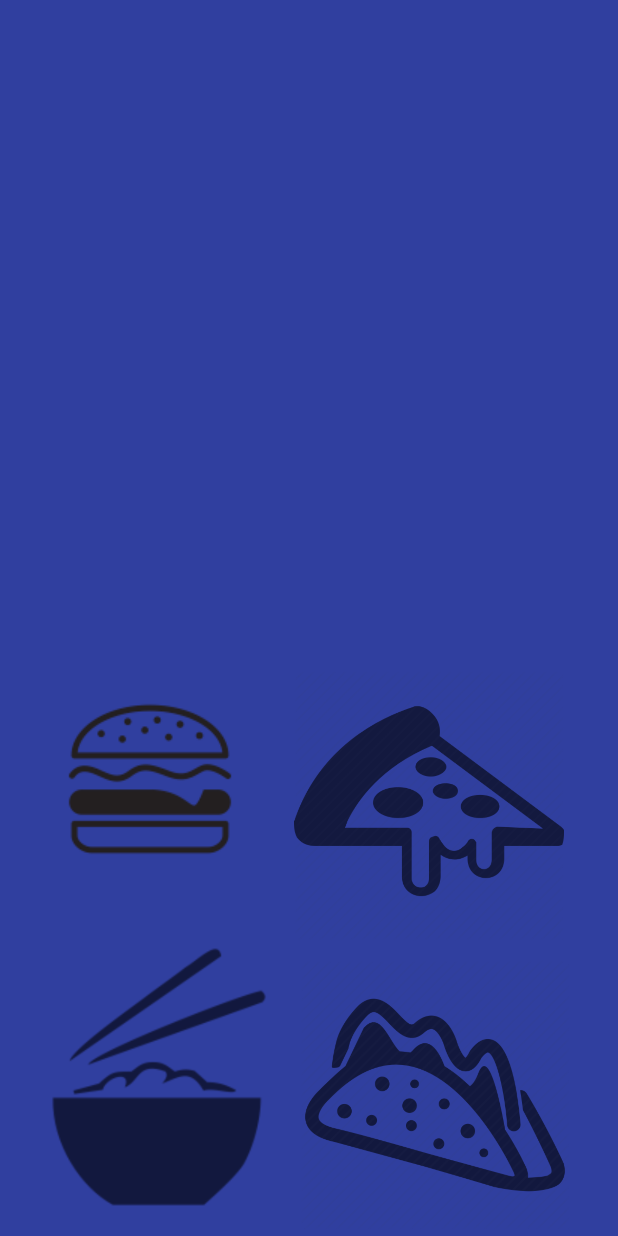
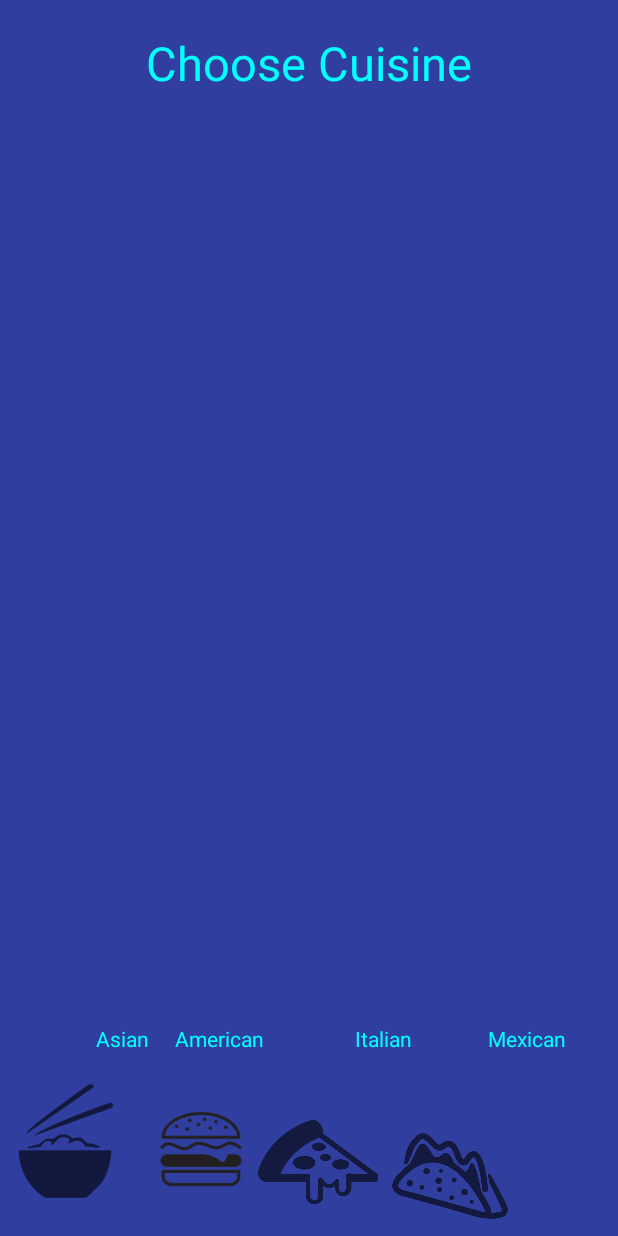
Before and after one commit to BPeretz95/lunchpicker, an Android app: the MainActivity screen opened directly, with no data from a screen before it, on a phone screen of 412 x 824 dp. Run offline under Robolectric (Android 15) with nearby library versions, the phone set to English and light mode, and no system bars.

Commit message:
- Changed icon look on Cuisine page. - Changed menu options.

```diff
--- a/app/src/main/res/layout/activity2.xml
+++ b/app/src/main/res/layout/activity2.xml
@@ -9,58 +9,63 @@
     <ImageButton
         android:id="@+id/imageButton1"
         style="@android:style/Widget.ImageButton"
-        android:layout_width="200dp"
-        android:layout_height="225dp"
+        android:layout_width="100dp"
+        android:layout_height="100dp"
         android:layout_marginBottom="8dp"
-        android:layout_marginTop="80dp"
+        android:layout_marginTop="448dp"
         android:alpha="2.0"
         android:background="@color/colorPrimaryDark"
         android:scaleType="fitCenter"
         android:visibility="visible"
-        app:layout_constraintBottom_toTopOf="@+id/imageButton4"
-        app:layout_constraintLeft_toLeftOf="parent"
+        app:layout_constraintBottom_toBottomOf="parent"
+        app:layout_constraintStart_toEndOf="@+id/imageButton3"
         app:layout_constraintTop_toTopOf="parent"
         app:layout_constraintVertical_bias="1.0"
         app:srcCompat="@drawable/newburg" />
 
     <ImageButton
         android:id="@+id/imageButton2"
-        android:layout_width="180dp"
-        android:layout_height="190dp"
+        android:layout_width="80dp"
+        android:layout_height="80dp"
         android:layout_marginBottom="8dp"
-        android:layout_marginRight="16dp"
-        android:layout_marginTop="96dp"
+        android:layout_marginEnd="8dp"
+        android:layout_marginStart="8dp"
+        android:layout_marginTop="8dp"
         android:alpha="0.6"
         android:background="@color/colorPrimaryDark"
         android:scaleType="fitCenter"
-        app:layout_constraintBottom_toTopOf="@+id/imageButton4"
-        app:layout_constraintRight_toRightOf="parent"
-        app:layout_constraintStart_toEndOf="@+id/imageButton3"
-        app:layout_constraintTop_toTopOf="parent"
+        app:layout_constraintBottom_toBottomOf="parent"
+        app:layout_constraintEnd_toStartOf="@+id/imageButton4"
+        app:layout_constraintHorizontal_bias="1.0"
+        app:layout_constraintStart_toEndOf="@+id/imageButton1"
+        app:layout_constraintTop_toBottomOf="@+id/textView5"
         app:layout_constraintVertical_bias="1.0"
         app:srcCompat="@drawable/pizza" />
 
     <ImageButton
         android:id="@+id/imageButton3"
-        android:layout_width="180dp"
-        android:layout_height="180dp"
-        android:layout_marginBottom="16dp"
+        android:layout_width="80dp"
+        android:layout_height="80dp"
+        android:layout_marginBottom="4dp"
         android:layout_marginLeft="16dp"
+        android:layout_marginStart="4dp"
+        android:layout_marginTop="8dp"
         android:alpha="0.605"
         android:background="@color/colorPrimaryDark"
         android:scaleType="centerCrop"
         app:layout_constraintBottom_toBottomOf="parent"
         app:layout_constraintLeft_toLeftOf="parent"
         app:layout_constraintStart_toStartOf="parent"
+        app:layout_constraintTop_toTopOf="parent"
+        app:layout_constraintVertical_bias="0.974"
         app:srcCompat="@drawable/asian" />
 
     <ImageButton
         android:id="@+id/imageButton4"
-        android:layout_width="180dp"
-        android:layout_height="180dp"
-        android:layout_marginBottom="4dp"
+        android:layout_width="80dp"
+        android:layout_height="80dp"
         android:layout_marginRight="16dp"
-        android:layout_marginStart="4dp"
+        android:layout_marginStart="176dp"
         android:alpha="0.605"
         android:background="@color/colorPrimaryDark"
         android:scaleType="fitCenter"
@@ -73,17 +78,107 @@
         android:id="@+id/textView2"
         android:layout_width="372dp"
         android:layout_height="wrap_content"
-        android:layout_marginTop="28dp"
+        android:layout_marginBottom="8dp"
+        android:layout_marginTop="24dp"
+        android:clickable="true"
+        android:gravity="center"
         android:text=""
         android:textColor="@color/colorCyan"
         android:textSize="12pt"
-        android:clickable="true"
+        app:layout_constraintBottom_toTopOf="@+id/imageButton1"
         app:layout_constraintEnd_toEndOf="parent"
-        app:layout_constraintHorizontal_bias="0.502"
+        app:layout_constraintHorizontal_bias="1.0"
         app:layout_constraintLeft_toLeftOf="parent"
         app:layout_constraintRight_toRightOf="parent"
         app:layout_constraintStart_toStartOf="parent"
+        app:layout_constraintTop_toTopOf="parent"
+        app:layout_constraintVertical_bias="0.163" />
+
+    <TextView
+        android:id="@+id/textView3"
+        android:layout_width="271dp"
+        android:layout_height="51dp"
+        android:layout_marginTop="16dp"
+        android:text="Choose Cuisine"
+        android:gravity="center"
+        android:textSize="14pt"
+        android:textColor="@color/colorCyan"
+        app:layout_constraintLeft_toLeftOf="parent"
+        app:layout_constraintRight_toRightOf="parent"
         app:layout_constraintTop_toTopOf="parent" />
+
+    <TextView
+        android:id="@+id/textView5"
+        android:layout_width="85dp"
+        android:layout_height="29dp"
+        android:layout_marginBottom="8dp"
+        android:layout_marginEnd="288dp"
+        android:layout_marginLeft="8dp"
+        android:layout_marginTop="8dp"
+        android:gravity="center"
+        android:text="Asian"
+        android:textColor="@color/colorCyan"
+        app:layout_constraintBottom_toTopOf="@+id/imageButton3"
+        app:layout_constraintEnd_toEndOf="parent"
+        app:layout_constraintLeft_toLeftOf="parent"
+        app:layout_constraintTop_toBottomOf="@+id/textView2"
+        app:layout_constraintVertical_bias="0.989" />
+
+    <TextView
+        android:id="@+id/textView5"
+        android:layout_width="87dp"
+        android:layout_height="29dp"
+        android:layout_marginBottom="8dp"
+        android:layout_marginEnd="8dp"
+        android:layout_marginStart="8dp"
+        android:layout_marginTop="8dp"
+        android:gravity="center"
+        android:text="American"
+        android:textColor="@color/colorCyan"
+        app:layout_constraintBottom_toTopOf="@+id/imageButton3"
+        app:layout_constraintEnd_toEndOf="parent"
+        app:layout_constraintHorizontal_bias="0.306"
+        app:layout_constraintStart_toStartOf="parent"
+        app:layout_constraintTop_toBottomOf="@+id/textView2"
+        app:layout_constraintVertical_bias="0.989" />
+
+    <TextView
+        android:id="@+id/textView5"
+        android:layout_width="87dp"
+        android:layout_height="29dp"
+        android:layout_marginBottom="8dp"
+        android:layout_marginEnd="8dp"
+        android:layout_marginStart="8dp"
+        android:layout_marginTop="8dp"
+        android:gravity="center"
+        android:text="Italian"
+        android:textColor="@color/colorCyan"
+        app:layout_constraintBottom_toTopOf="@+id/imageButton3"
+        app:layout_constraintEnd_toEndOf="parent"
+        app:layout_constraintHorizontal_bias="0.661"
+        app:layout_constraintStart_toStartOf="parent"
+        app:layout_constraintTop_toBottomOf="@+id/textView2"
+        app:layout_constraintVertical_bias="0.989" />
+
+    <TextView
+        android:id="@+id/textView5"
+        android:layout_width="87dp"
+        android:layout_height="29dp"
+        android:layout_marginBottom="8dp"
+        android:layout_marginEnd="8dp"
+        android:layout_marginRight="16dp"
+        android:layout_marginStart="8dp"
+        android:layout_marginTop="8dp"
+        android:gravity="center"
+        android:text="Mexican"
+        android:textColor="@color/colorCyan"
+        app:layout_constraintBottom_toTopOf="@+id/imageButton3"
+        app:layout_constraintEnd_toEndOf="parent"
+        app:layout_constraintHorizontal_bias="0.971"
+        app:layout_constraintRight_toRightOf="parent"
+        app:layout_constraintStart_toStartOf="parent"
+        app:layout_constraintTop_toBottomOf="@+id/textView2"
+        app:layout_constraintVertical_bias="0.989" />
 
 
 </android.support.constraint.ConstraintLayout>
```
